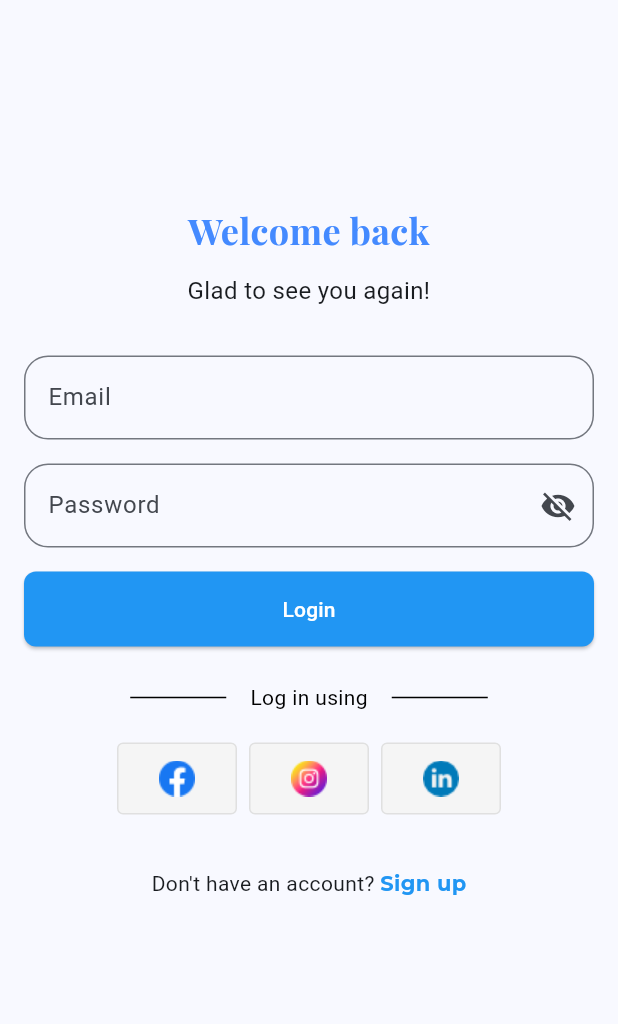
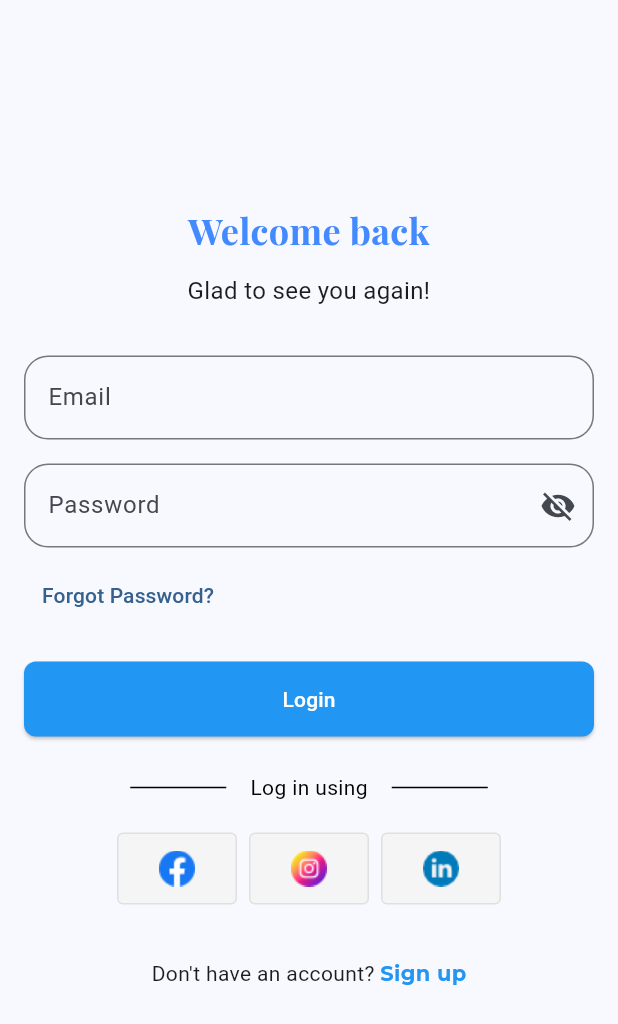
Before and after one commit to Qudrot/Medicall, a Flutter app: the LoginPage screen opened by its route, on a phone screen of 412 x 824 dp. Shown: the top 1024 px of the screen. Run offline on Flutter 3.47's test engine with Material 3 defaults, Android fonts, the phone set to English and light mode, and no system bars; our stand-ins replace google_fonts; missing offline and left inert: otp_input; accounts and stored records are empty.

Commit message:
practice Provider statement management using the Signup and Profile pages

```diff
--- /dev/null
+++ b/lib/data/dummy_user_details.dart
@@ -0,0 +1,21 @@
+import 'package:medicall/model/user_detail.dart';
+
+var USER_DETAILS = [
+  UserDetail(
+    name: "Kudirat",
+    profilePicture: "assets/profile_pic",
+    email: "ibeabuchikudirat@gmail.com",
+  ),
+
+  UserDetail(
+    name: "Yewande",
+    profilePicture: "",
+    email: "yewandeokusanya007@outlook.com",
+  ),
+
+  UserDetail(
+    name: "Aisha",
+    profilePicture: "",
+    email: "ayishahumee@outlook.com",
+  ),
+];
--- /dev/null
+++ b/lib/model/user_detail.dart
@@ -0,0 +1,12 @@
+class UserDetail {
+ const UserDetail( {
+    required this.name,
+    required this.profilePicture,
+    required this.email
+
+});
+
+  final String name;
+  final String profilePicture;
+  final String email;
+}
--- a/lib/pages/forgot_password.dart
+++ b/lib/pages/forgot_password.dart
@@ -58,6 +58,8 @@ class _ForgotPasswordPageState extends State<ForgotPasswordPage> {
     );
   }
 
+
+
   Widget _buildOtpview() {
     return Column(
       spacing: 8,
@@ -77,6 +79,7 @@ class _ForgotPasswordPageState extends State<ForgotPasswordPage> {
             }
           },
         ),
+        Text("$seconds seconds to request again"),
       ],
     );
   }
--- a/lib/pages/login_page.dart
+++ b/lib/pages/login_page.dart
@@ -16,7 +16,7 @@ class LoginPage extends StatefulWidget {
 class _LoginPageState extends State<LoginPage> {
   TextEditingController emailController = TextEditingController();
   TextEditingController passwordController = TextEditingController();
-  //var regMail = ["kay@gmail.com", "yes@gmail.com"];
+
 
   @override
   void dispose() {
@@ -47,10 +47,22 @@ class _LoginPageState extends State<LoginPage> {
               label: "Password",
               textEditingController: passwordController,
             ),
-            SizedBox(height: 16),
+            SizedBox(height: 8),
+            Row(
+              mainAxisAlignment: MainAxisAlignment.start,
+              children: [
+                TextButton(
+                  onPressed: (){
+                    Navigator.pushReplacementNamed(context, "/forgot");
+                  },
+                  child: Text("Forgot Password?",)),
+              ],
+            ),
+            SizedBox(height: 20),
             CustomButton(
               text: "Login",
               onPressed: () {
+                print(emailController.text);
                 if (emailController.text != "kay@gmail.com") {
                   ScaffoldMessenger.of(context).showSnackBar(
                     SnackBar(content: Text("Not a registered email")),
@@ -87,5 +99,6 @@ class _LoginPageState extends State<LoginPage> {
         ),
       ),
     );
+
   }
 }
--- /dev/null
+++ b/lib/provider/user_notifier.dart
@@ -0,0 +1,24 @@
+import 'package:flutter/material.dart';
+import 'package:medicall/data/dummy_user_details.dart';
+import 'package:medicall/model/user_detail.dart';
+
+class  Usernotifier extends ChangeNotifier {
+UserDetail? loggedInUser;
+
+
+void login(String email, String password) async{
+  Future.delayed(Duration(seconds: 2));
+
+  loggedInUser = USER_DETAILS[0];
+
+  notifyListeners();
+}
+
+void signup(String username, String email, BuildContext context) {
+  loggedInUser = UserDetail(name: username, email: email, profilePicture: "");
+  USER_DETAILS.add(loggedInUser!);
+  Navigator.pushReplacementNamed(context, "/home");
+
+  notifyListeners();
+}
+}
--- a/lib/widgets/custom_button.dart
+++ b/lib/widgets/custom_button.dart
@@ -21,8 +21,8 @@ class CustomButton extends StatelessWidget {
         backgroundColor: Colors.blue,
       ),
 
-      onPressed: () {},
-      child: Text("Login",
+      onPressed: onPressed,
+      child: Text(text,
       style: TextStyle(
         color: Colors.white,
       ),),
--- a/pubspec.yaml
+++ b/pubspec.yaml
@@ -37,6 +37,7 @@ dependencies:
   google_fonts: ^6.3.2
   font_awesome_flutter: ^10.11.0
   otp_input: ^1.0.4
+  provider: ^6.1.5+1
 
 dev_dependencies:
   flutter_test:
```
Also changed, not shown: lib/main.dart (+7 -2 lines), lib/model/onbording_item.dart (added, +11 -0 lines), lib/pages/onboarding_page.dart (+11 -17 lines), lib/pages/profile_page.dart (+7 -3 lines), lib/pages/signup_page.dart (+12 -2 lines), assets/profile_pic.png (added), assets/profile_pics.png (deleted), pubspec.lock.
